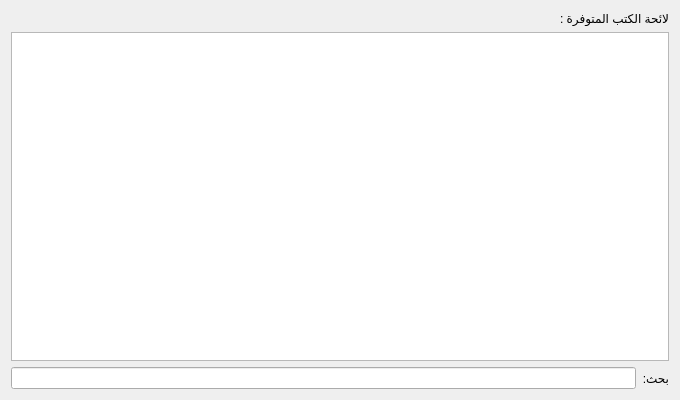
This is src/bookslistbrowser.ui in boussouira/moltaqa as Qt 5 draws it before an edit. The edited form follows.
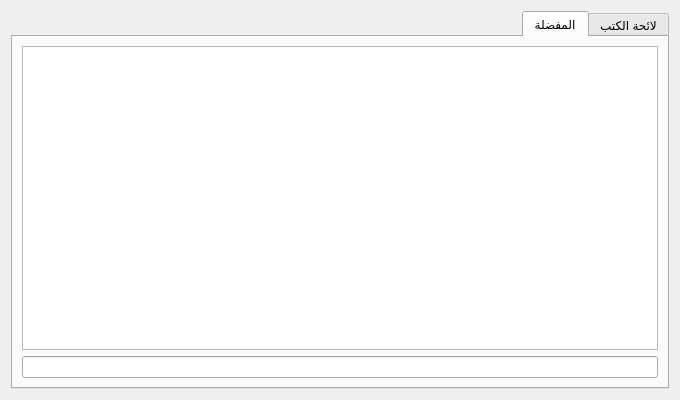
This is the edited form. The open tabs and pages were chosen to show the change. Custom widgets are drawn as their Qt base class.

Commit message: Add favourite books list

Diff of the .ui file:
```diff
--- a/src/bookslistbrowser.ui
+++ b/src/bookslistbrowser.ui
@@ -21,14 +21,17 @@
   </property>
   <layout class="QVBoxLayout" name="verticalLayout">
    <item>
-    <widget class="QLabel" name="label">
-     <property name="text">
-      <string>لائحة الكتب المتوفرة :</string>
+    <widget class="QTabWidget" name="tabWidget">
+     <property name="currentIndex">
+      <number>0</number>
      </property>
-    </widget>
-   </item>
+     <widget class="QWidget" name="tab">
+      <attribute name="title">
+       <string>لائحة الكتب</string>
+      </attribute>
+      <layout class="QVBoxLayout" name="verticalLayout_2">
    <item>
-    <widget class="QTreeView" name="treeView">
+        <widget class="QTreeView" name="treeBookList">
      <property name="editTriggers">
       <set>QAbstractItemView::NoEditTriggers</set>
      </property>
@@ -41,21 +44,44 @@
     </widget>
    </item>
    <item>
-    <layout class="QHBoxLayout" name="horizontalLayout_2">
+        <widget class="FancyLineEdit" name="lineFilterBookList"/>
+       </item>
+      </layout>
+     </widget>
+     <widget class="QWidget" name="tab_2">
+      <attribute name="title">
+       <string>المفضلة</string>
+      </attribute>
+      <layout class="QVBoxLayout" name="verticalLayout_3">
      <item>
-      <widget class="QLabel" name="label_2">
-       <property name="text">
-        <string>بحث:</string>
-       </property>
+        <widget class="QTreeView" name="treeFavouritesList">
+         <property name="editTriggers">
+          <set>QAbstractItemView::NoEditTriggers</set>
+         </property>
+         <property name="sortingEnabled">
+          <bool>true</bool>
+         </property>
+         <property name="animated">
+          <bool>true</bool>
+         </property>
       </widget>
      </item>
      <item>
-      <widget class="QLineEdit" name="lineSearch"/>
-     </item>
-    </layout>
+        <widget class="FancyLineEdit" name="lineFilterFavourites"/>
+       </item>
+      </layout>
+     </widget>
+    </widget>
    </item>
   </layout>
  </widget>
+ <customwidgets>
+  <customwidget>
+   <class>FancyLineEdit</class>
+   <extends>QLineEdit</extends>
+   <header>fancylineedit.h</header>
+  </customwidget>
+ </customwidgets>
  <resources/>
  <connections/>
 </ui>
```
Lines whose indentation alone changed are shown as unchanged. The commit also changes 13 other files.
